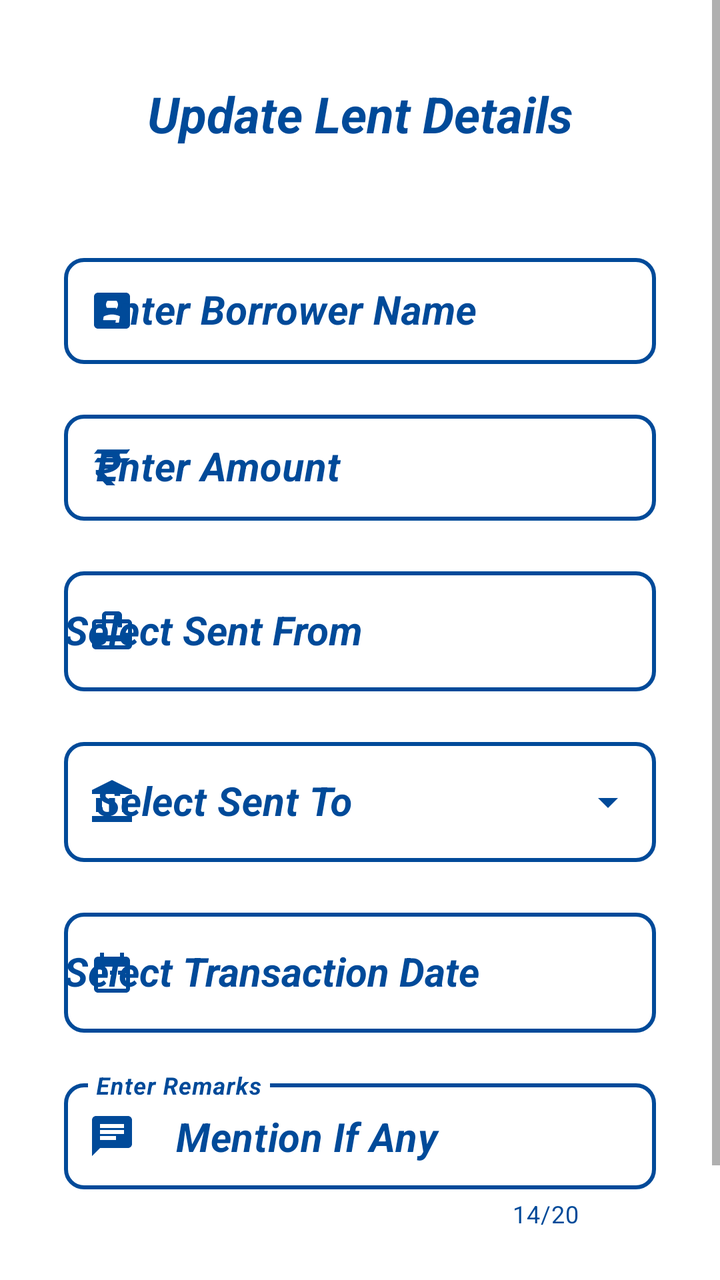
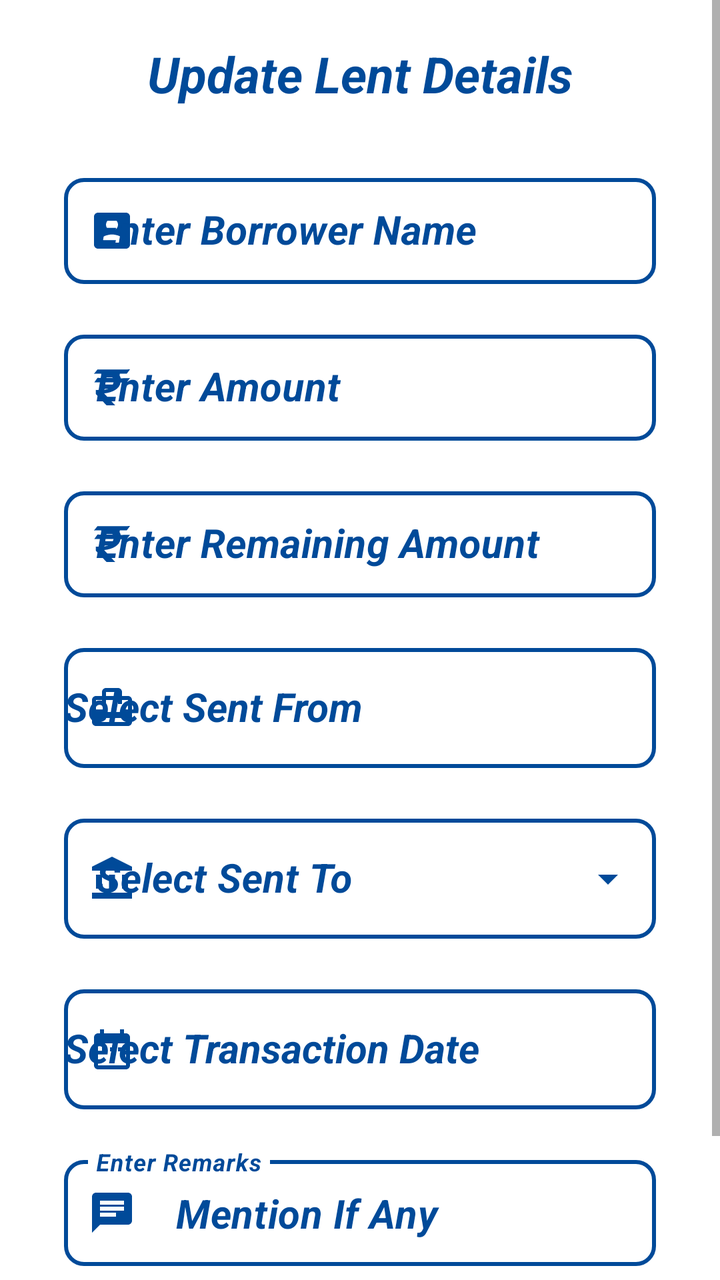

Compare the two renders of this Android layout. The source of the first and the diff that turns it into the second are given below.
<!-- AndroidManifest.xml: application theme AppTheme -->
<!-- res/layout/activity_update_lent_details.xml -->
<?xml version="1.0" encoding="utf-8"?>
<ScrollView xmlns:android="http://schemas.android.com/apk/res/android"
    xmlns:app="http://schemas.android.com/apk/res-auto"
    xmlns:tools="http://schemas.android.com/tools"
    android:layout_width="match_parent"
    android:layout_height="match_parent"
    android:background="@color/white">

    <androidx.constraintlayout.widget.ConstraintLayout
        android:layout_width="match_parent"
        android:layout_height="wrap_content"
        tools:context="AddLent.UpdateLentDetailsActivity">

        <TextView
            android:id="@+id/lendUpdateHeading"
            android:layout_width="wrap_content"
            android:layout_height="wrap_content"
            android:layout_marginTop="40dp"
            android:text="@string/update_lent_details"
            android:textColor="@color/background"
            android:textSize="25sp"
            android:textStyle="bold|italic"
            app:layout_constraintEnd_toEndOf="parent"
            app:layout_constraintStart_toStartOf="parent"
            app:layout_constraintTop_toTopOf="parent" />

        <com.google.android.material.textfield.TextInputLayout
            android:id="@+id/lendUpdateNameLayout"
            style="@style/Widget.MaterialComponents.TextInputLayout.OutlinedBox"
            android:layout_width="match_parent"
            android:layout_height="wrap_content"
            android:layout_marginStart="32dp"
            android:layout_marginTop="50dp"
            android:layout_marginEnd="32dp"
            android:hint="@string/borrowerName"
            android:textColorHint="@color/background"
            android:theme="@style/ThemeOverlay.AppTheme.TextInputEditText.Outlined"
            app:boxCornerRadiusBottomEnd="10dp"
            app:boxCornerRadiusBottomStart="10dp"
            app:boxCornerRadiusTopEnd="10dp"
            app:boxCornerRadiusTopStart="10dp"
            app:boxStrokeColor="@color/grey"
            app:boxStrokeWidth="2dp"
            app:boxStrokeWidthFocused="2dp"
            app:endIconMode="clear_text"
            app:endIconTint="@color/background"
            app:errorTextColor="@color/red"
            app:hintTextColor="@color/background"
            app:layout_constraintEnd_toEndOf="parent"
            app:layout_constraintStart_toStartOf="parent"
            app:layout_constraintTop_toBottomOf="@+id/lendUpdateHeading"
            app:startIconDrawable="@drawable/ic_name"
            app:startIconTint="@color/background">

            <com.google.android.material.textfield.TextInputEditText
                android:id="@+id/lendUpdateName"
                android:layout_width="match_parent"
                android:layout_height="wrap_content"
                android:imeOptions="actionNext"
                android:inputType="textCapWords"
                android:textColor="@color/background"
                android:textCursorDrawable="@drawable/color_cursor"
                android:textSize="20sp"
                android:textStyle="bold|italic" />
        </com.google.android.material.textfield.TextInputLayout>

        <com.google.android.material.textfield.TextInputLayout
            android:id="@+id/lendUpdateAmountLayout"
            style="@style/Widget.MaterialComponents.TextInputLayout.OutlinedBox"
            android:layout_width="0dp"
            android:layout_height="wrap_content"
            android:layout_marginTop="20dp"
            android:hint="@string/amount"
            android:textColorHint="@color/background"
            android:theme="@style/ThemeOverlay.AppTheme.TextInputEditText.Outlined"
            app:boxCornerRadiusBottomEnd="10dp"
            app:boxCornerRadiusBottomStart="10dp"
            app:boxCornerRadiusTopEnd="10dp"
            app:boxCornerRadiusTopStart="10dp"
            app:boxStrokeColor="@color/grey"
            app:boxStrokeWidth="2dp"
            app:boxStrokeWidthFocused="2dp"
            app:endIconMode="clear_text"
            app:endIconTint="@color/background"
            app:errorTextColor="@color/red"
            app:hintTextColor="@color/background"
            app:layout_constraintEnd_toEndOf="@+id/lendUpdateNameLayout"
            app:layout_constraintStart_toStartOf="@+id/lendUpdateNameLayout"
            app:layout_constraintTop_toBottomOf="@+id/lendUpdateNameLayout"
            app:startIconDrawable="@drawable/ic_rupee"
            app:startIconTint="@color/background">

            <com.google.android.material.textfield.TextInputEditText
                android:id="@+id/lendUpdateAmount"
                android:layout_width="match_parent"
                android:layout_height="wrap_content"
                android:imeOptions="actionDone"
                android:inputType="number"
                android:textColor="@color/background"
                android:textCursorDrawable="@drawable/color_cursor"
                android:textSize="20sp"
                android:textStyle="bold|italic" />
        </com.google.android.material.textfield.TextInputLayout>

        <com.google.android.material.textfield.TextInputLayout
            android:id="@+id/lendUpdateFromLayout"
            style="@style/Widget.MaterialComponents.TextInputLayout.OutlinedBox"
            android:layout_width="0dp"
            android:layout_height="wrap_content"
            android:layout_marginTop="20dp"
            android:hint="@string/sent_from"
            android:textColorHint="@color/background"
            android:theme="@style/ThemeOverlay.AppTheme.TextInputEditText.Outlined"
            app:boxCornerRadiusBottomEnd="10dp"
            app:boxCornerRadiusBottomStart="10dp"
            app:boxCornerRadiusTopEnd="10dp"
            app:boxCornerRadiusTopStart="10dp"
            app:boxStrokeColor="@color/grey"
            app:boxStrokeWidth="2dp"
            app:boxStrokeWidthFocused="2dp"
            app:endIconTint="@color/background"
            app:errorTextColor="@color/red"
            app:hintTextColor="@color/background"
            app:layout_constraintEnd_toEndOf="@+id/lendUpdateAmountLayout"
            app:layout_constraintStart_toStartOf="@+id/lendUpdateAmountLayout"
            app:layout_constraintTop_toBottomOf="@+id/lendUpdateAmountLayout"
            app:startIconDrawable="@drawable/ic_view_balance"
            app:startIconTint="@color/background">

            <AutoCompleteTextView
                android:id="@+id/lendUpdateFrom"
                android:layout_width="match_parent"
                android:layout_height="60sp"
                android:inputType="none"
                android:textColor="@color/background"
                android:textSize="20sp"
                android:textStyle="bold|italic"
                tools:ignore="LabelFor" />
        </com.google.android.material.textfield.TextInputLayout>

        <com.google.android.material.textfield.TextInputLayout
            android:id="@+id/lendUpdateToLayout"
            style="@style/Widget.MaterialComponents.TextInputLayout.OutlinedBox.Dense.ExposedDropdownMenu"
            android:layout_width="0dp"
            android:layout_height="wrap_content"
            android:layout_marginTop="20dp"
            android:hint="@string/sent_to"
            android:textColorHint="@color/background"
            android:theme="@style/ThemeOverlay.AppTheme.TextInputEditText.Outlined"
            app:boxCornerRadiusBottomEnd="10dp"
            app:boxCornerRadiusBottomStart="10dp"
            app:boxCornerRadiusTopEnd="10dp"
            app:boxCornerRadiusTopStart="10dp"
            app:boxStrokeColor="@color/background"
            app:boxStrokeWidth="2dp"
            app:boxStrokeWidthFocused="2dp"
            app:endIconTint="@color/background"
            app:errorTextColor="@color/red"
            app:hintTextColor="@color/background"
            app:layout_constraintEnd_toEndOf="@+id/lendUpdateFromLayout"
            app:layout_constraintStart_toStartOf="@+id/lendUpdateFromLayout"
            app:layout_constraintTop_toBottomOf="@+id/lendUpdateFromLayout"
            app:startIconDrawable="@drawable/ic_account_balance"
            app:startIconTint="@color/background">

            <AutoCompleteTextView
                android:id="@+id/lendUpdateTo"
                android:layout_width="match_parent"
                android:layout_height="60sp"
                android:inputType="none"
                android:textColor="@color/background"
                android:textSize="20sp"
                android:textStyle="bold|italic"
                tools:ignore="LabelFor" />
        </com.google.android.material.textfield.TextInputLayout>

        <com.google.android.material.textfield.TextInputLayout
            android:id="@+id/lendUpdateTranDateLayout"
            style="@style/Widget.MaterialComponents.TextInputLayout.OutlinedBox"
            android:layout_width="0dp"
            android:layout_height="wrap_content"
            android:layout_marginTop="20dp"
            android:hint="@string/transaction_date"
            android:textColorHint="@color/background"
            android:theme="@style/ThemeOverlay.AppTheme.TextInputEditText.Outlined"
            app:boxCornerRadiusBottomEnd="10dp"
            app:boxCornerRadiusBottomStart="10dp"
            app:boxCornerRadiusTopEnd="10dp"
            app:boxCornerRadiusTopStart="10dp"
            app:boxStrokeColor="@color/grey"
            app:boxStrokeWidth="2dp"
            app:boxStrokeWidthFocused="2dp"
            app:errorTextColor="@color/red"
            app:layout_constraintEnd_toEndOf="@+id/lendUpdateToLayout"
            app:layout_constraintStart_toStartOf="@+id/lendUpdateToLayout"
            app:layout_constraintTop_toBottomOf="@+id/lendUpdateToLayout"
            app:startIconDrawable="@drawable/ic_date"
            app:startIconTint="@color/background">

            <AutoCompleteTextView
                android:id="@+id/lendUpdateTranDate"
                android:layout_width="match_parent"
                android:layout_height="60sp"
                android:inputType="none"
                android:textColor="@color/background"
                android:textCursorDrawable="@drawable/color_cursor"
                android:textSize="20sp"
                android:textStyle="bold|italic"
                tools:ignore="LabelFor" />
        </com.google.android.material.textfield.TextInputLayout>

        <com.google.android.material.textfield.TextInputLayout
            android:id="@+id/lendUpdateRemarksLayout"
            style="@style/Widget.MaterialComponents.TextInputLayout.OutlinedBox"
            android:layout_width="0dp"
            android:layout_height="wrap_content"
            android:layout_marginTop="20dp"
            android:hint="@string/remarks"
            android:textColorHint="@color/background"
            android:theme="@style/ThemeOverlay.AppTheme.TextInputEditText.Outlined"
            app:boxCornerRadiusBottomEnd="10dp"
            app:boxCornerRadiusBottomStart="10dp"
            app:boxCornerRadiusTopEnd="10dp"
            app:boxCornerRadiusTopStart="10dp"
            app:boxStrokeColor="@color/grey"
            app:boxStrokeWidth="2dp"
            app:boxStrokeWidthFocused="2dp"
            app:counterEnabled="true"
            app:counterMaxLength="20"
            app:counterTextColor="@color/background"
            app:endIconMode="clear_text"
            app:endIconTint="@color/background"
            app:errorTextColor="@color/red"
            app:hintTextColor="@color/background"
            app:layout_constraintEnd_toEndOf="@+id/lendUpdateTranDateLayout"
            app:layout_constraintStart_toStartOf="@+id/lendUpdateTranDateLayout"
            app:layout_constraintTop_toBottomOf="@+id/lendUpdateTranDateLayout"
            app:startIconDrawable="@drawable/ic_remarks"
            app:startIconTint="@color/background">

            <com.google.android.material.textfield.TextInputEditText
                android:id="@+id/lendUpdateRemarks"
                android:layout_width="match_parent"
                android:layout_height="wrap_content"
                android:imeOptions="actionSend"
                android:inputType="textCapWords"
                android:maxLength="20"
                android:text="@string/mention_if_any"
                android:textColor="@color/background"
                android:textCursorDrawable="@drawable/color_cursor"
                android:textSize="20sp"
                android:textStyle="bold|italic" />
        </com.google.android.material.textfield.TextInputLayout>

        <androidx.appcompat.widget.AppCompatButton
            android:id="@+id/lendUpdateSubmit"
            android:layout_width="wrap_content"
            android:layout_height="wrap_content"
            android:layout_marginTop="40dp"
            android:background="@drawable/button_background"
            android:text="  Submit  "
            android:textColor="@color/white"
            android:textSize="20sp"
            app:layout_constraintEnd_toEndOf="parent"
            app:layout_constraintStart_toStartOf="parent"
            app:layout_constraintTop_toBottomOf="@+id/lendUpdateRemarksLayout"
            tools:ignore="HardcodedText" />

    </androidx.constraintlayout.widget.ConstraintLayout>
</ScrollView>
<!-- resources referenced by this layout -->
<resources>
  <color name="background">#004A99</color>
  <color name="grey">#808080</color>
  <color name="red">#FF0000</color>
  <color name="white">#FFFFFFFF</color>
  <!-- drawable button_background (drawable) -->
  <?xml version="1.0" encoding="utf-8"?>
  <ripple xmlns:android="http://schemas.android.com/apk/res/android"
      android:color="@color/white">
      <item>
          <shape android:shape="rectangle">
              <solid android:color="@color/background" />
              <corners android:radius="10dp" />
          </shape>
      </item>
  </ripple>
  <!-- drawable color_cursor (drawable) -->
  <?xml version="1.0" encoding="utf-8"?>
  <shape xmlns:android="http://schemas.android.com/apk/res/android"
      android:shape="rectangle">
      <size android:width="2dp" />
      <solid android:color="@color/background" />
  </shape>
  <!-- drawable ic_date (drawable) -->
  <vector android:height="24dp" android:tint="#FFFFFF"
      android:viewportHeight="24" android:viewportWidth="24"
      android:width="24dp" xmlns:android="http://schemas.android.com/apk/res/android">
      <path android:fillColor="@android:color/white" android:pathData="M9,11L7,11v2h2v-2zM13,11h-2v2h2v-2zM17,11h-2v2h2v-2zM19,4h-1L18,2h-2v2L8,4L8,2L6,2v2L5,4c-1.11,0 -1.99,0.9 -1.99,2L3,20c0,1.1 0.89,2 2,2h14c1.1,0 2,-0.9 2,-2L21,6c0,-1.1 -0.9,-2 -2,-2zM19,20L5,20L5,9h14v11z"/>
  </vector>
  <!-- drawable ic_name (drawable) -->
  <vector xmlns:android="http://schemas.android.com/apk/res/android"
      android:width="24dp"
      android:height="24dp"
      android:tint="@color/background"
      android:viewportWidth="24"
      android:viewportHeight="24">
      <path
          android:fillColor="@android:color/white"
          android:pathData="M3,5v14c0,1.1 0.89,2 2,2h14c1.1,0 2,-0.9 2,-2L21,5c0,-1.1 -0.9,-2 -2,-2L5,3c-1.11,0 -2,0.9 -2,2zM15,9c0,1.66 -1.34,3 -3,3s-3,-1.34 -3,-3 1.34,-3 3,-3 3,1.34 3,3zM6,17c0,-2 4,-3.1 6,-3.1s6,1.1 6,3.1v1L6,18v-1z" />
  </vector>
  <!-- drawable ic_remarks (drawable) -->
  <vector xmlns:android="http://schemas.android.com/apk/res/android"
      android:width="24dp"
      android:height="24dp"
      android:tint="@color/background"
      android:viewportWidth="24"
      android:viewportHeight="24">
      <path
          android:fillColor="@android:color/white"
          android:pathData="M20,2L4,2c-1.1,0 -1.99,0.9 -1.99,2L2,22l4,-4h14c1.1,0 2,-0.9 2,-2L22,4c0,-1.1 -0.9,-2 -2,-2zM6,9h12v2L6,11L6,9zM14,14L6,14v-2h8v2zM18,8L6,8L6,6h12v2z" />
  </vector>
  <string name="amount">Enter Amount</string>
  <string name="borrowerName">Enter Borrower Name</string>
  <string name="mention_if_any">Mention If Any</string>
  <string name="remarks">Enter Remarks</string>
  <string name="sent_from">Select Sent From</string>
  <string name="sent_to">Select Sent To</string>
  <string name="transaction_date">Select Transaction Date</string>
  <string name="update_lent_details">Update Lent Details</string>
  <style name="ThemeOverlay.AppTheme.TextInputEditText.Outlined" parent="Widget.MaterialComponents.TextInputLayout.OutlinedBox.Dense">
          <item name="colorControlActivated">@color/background</item>
      </style>
  <style name="AppTheme" parent="Theme.MaterialComponents.Light.DarkActionBar">
          
          
          
          <item name="colorPrimary">@color/background</item>
          <item name="colorPrimaryDark">@color/background</item>
          <item name="colorAccent">@color/background</item>
          
          <item name="colorSurface">@color/background</item>
          
          <item name="android:itemTextAppearance">@style/OptionsMenuStyle</item>
      </style>
  <style name="OptionsMenuStyle" parent="@style/TextAppearance.AppCompat.Widget.ActionBar.Title">
          <item name="android:textColor">@color/background</item>
          <item name="android:textStyle">italic|bold</item>
          <item name="android:textSize">15sp</item>
      </style>
  <!-- unchanged entries left out for length: 3 -->
</resources>

<!-- the commit's change to res/layout/activity_update_lent_details.xml (unified diff, before → after) -->
@@ -15,7 +15,7 @@
             android:id="@+id/lendUpdateHeading"
             android:layout_width="wrap_content"
             android:layout_height="wrap_content"
-            android:layout_marginTop="40dp"
+            android:layout_marginTop="20dp"
             android:text="@string/update_lent_details"
             android:textColor="@color/background"
             android:textSize="25sp"
@@ -30,7 +30,7 @@
             android:layout_width="match_parent"
             android:layout_height="wrap_content"
             android:layout_marginStart="32dp"
-            android:layout_marginTop="50dp"
+            android:layout_marginTop="30dp"
             android:layout_marginEnd="32dp"
             android:hint="@string/borrowerName"
             android:textColorHint="@color/background"
@@ -94,8 +94,8 @@
                 android:id="@+id/lendUpdateAmount"
                 android:layout_width="match_parent"
                 android:layout_height="wrap_content"
-                android:imeOptions="actionDone"
-                android:inputType="number"
+                android:imeOptions="actionNext"
+                android:inputType="numberDecimal"
                 android:textColor="@color/background"
                 android:textCursorDrawable="@drawable/color_cursor"
                 android:textSize="20sp"
@@ -103,27 +103,65 @@
         </com.google.android.material.textfield.TextInputLayout>
 
         <com.google.android.material.textfield.TextInputLayout
-            android:id="@+id/lendUpdateFromLayout"
-            style="@style/Widget.MaterialComponents.TextInputLayout.OutlinedBox"
-            android:layout_width="0dp"
-            android:layout_height="wrap_content"
-            android:layout_marginTop="20dp"
-            android:hint="@string/sent_from"
-            android:textColorHint="@color/background"
-            android:theme="@style/ThemeOverlay.AppTheme.TextInputEditText.Outlined"
-            app:boxCornerRadiusBottomEnd="10dp"
-            app:boxCornerRadiusBottomStart="10dp"
-            app:boxCornerRadiusTopEnd="10dp"
-            app:boxCornerRadiusTopStart="10dp"
-            app:boxStrokeColor="@color/grey"
-            app:boxStrokeWidth="2dp"
-            app:boxStrokeWidthFocused="2dp"
+            android:id="@+id/lendUpdateRemAmountLayout"
+            style="@style/Widget.MaterialComponents.TextInputLayout.OutlinedBox"
+            android:layout_width="0dp"
+            android:layout_height="wrap_content"
+            android:layout_marginTop="20dp"
+            android:hint="@string/enter_remaining_amount"
+            android:textColorHint="@color/background"
+            android:theme="@style/ThemeOverlay.AppTheme.TextInputEditText.Outlined"
+            app:boxCornerRadiusBottomEnd="10dp"
+            app:boxCornerRadiusBottomStart="10dp"
+            app:boxCornerRadiusTopEnd="10dp"
+            app:boxCornerRadiusTopStart="10dp"
+            app:boxStrokeColor="@color/grey"
+            app:boxStrokeWidth="2dp"
+            app:boxStrokeWidthFocused="2dp"
+            app:endIconMode="clear_text"
             app:endIconTint="@color/background"
             app:errorTextColor="@color/red"
             app:hintTextColor="@color/background"
             app:layout_constraintEnd_toEndOf="@+id/lendUpdateAmountLayout"
             app:layout_constraintStart_toStartOf="@+id/lendUpdateAmountLayout"
             app:layout_constraintTop_toBottomOf="@+id/lendUpdateAmountLayout"
+            app:startIconDrawable="@drawable/ic_rupee"
+            app:startIconTint="@color/background">
+
+            <com.google.android.material.textfield.TextInputEditText
+                android:id="@+id/lendUpdateRemAmount"
+                android:layout_width="match_parent"
+                android:layout_height="wrap_content"
+                android:imeOptions="actionDone"
+                android:inputType="numberDecimal"
+                android:textColor="@color/background"
+                android:textCursorDrawable="@drawable/color_cursor"
+                android:textSize="20sp"
+                android:textStyle="bold|italic" />
+        </com.google.android.material.textfield.TextInputLayout>
+
+        <com.google.android.material.textfield.TextInputLayout
+            android:id="@+id/lendUpdateFromLayout"
+            style="@style/Widget.MaterialComponents.TextInputLayout.OutlinedBox"
+            android:layout_width="0dp"
+            android:layout_height="wrap_content"
+            android:layout_marginTop="20dp"
+            android:hint="@string/sent_from"
+            android:textColorHint="@color/background"
+            android:theme="@style/ThemeOverlay.AppTheme.TextInputEditText.Outlined"
+            app:boxCornerRadiusBottomEnd="10dp"
+            app:boxCornerRadiusBottomStart="10dp"
+            app:boxCornerRadiusTopEnd="10dp"
+            app:boxCornerRadiusTopStart="10dp"
+            app:boxStrokeColor="@color/grey"
+            app:boxStrokeWidth="2dp"
+            app:boxStrokeWidthFocused="2dp"
+            app:endIconTint="@color/background"
+            app:errorTextColor="@color/red"
+            app:hintTextColor="@color/background"
+            app:layout_constraintEnd_toEndOf="@+id/lendUpdateRemAmountLayout"
+            app:layout_constraintStart_toStartOf="@+id/lendUpdateRemAmountLayout"
+            app:layout_constraintTop_toBottomOf="@+id/lendUpdateRemAmountLayout"
             app:startIconDrawable="@drawable/ic_view_balance"
             app:startIconTint="@color/background">
 
@@ -256,7 +294,7 @@
             android:id="@+id/lendUpdateSubmit"
             android:layout_width="wrap_content"
             android:layout_height="wrap_content"
-            android:layout_marginTop="40dp"
+            android:layout_marginTop="20dp"
             android:background="@drawable/button_background"
             android:text="  Submit  "
             android:textColor="@color/white"
<!-- resource entries referenced after the edit -->
@@ -52,6 +52,7 @@
   </vector>
   <string name="amount">Enter Amount</string>
   <string name="borrowerName">Enter Borrower Name</string>
+  <string name="enter_remaining_amount">Enter Remaining Amount</string>
   <string name="mention_if_any">Mention If Any</string>
   <string name="remarks">Enter Remarks</string>
   <string name="sent_from">Select Sent From</string>
